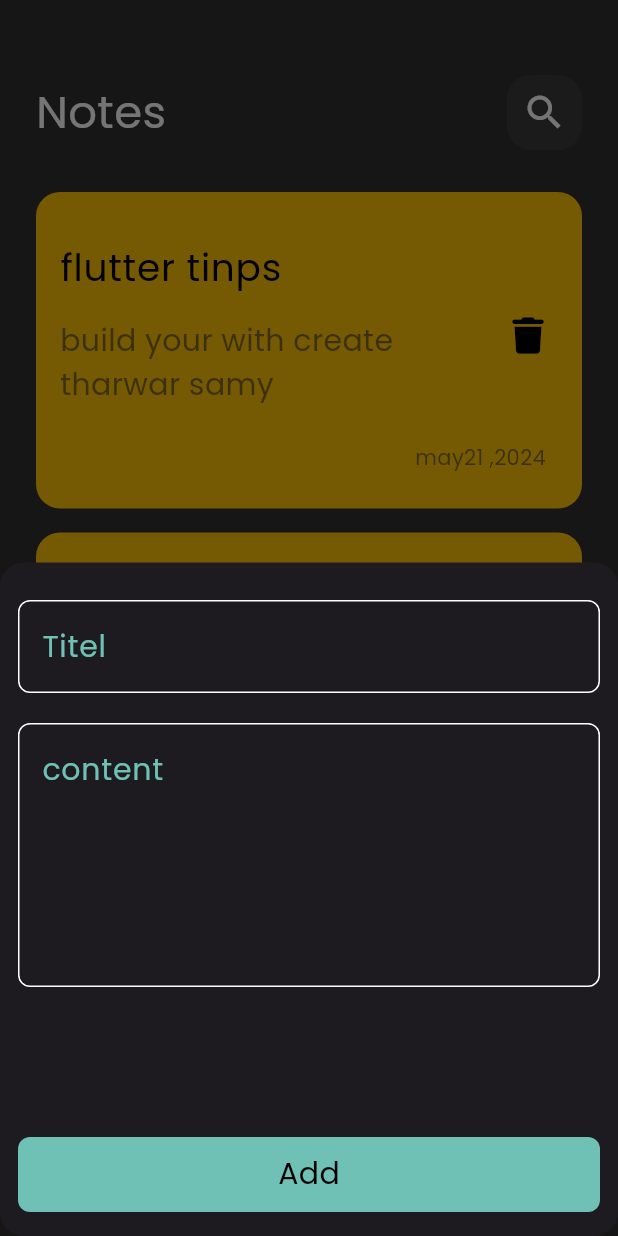
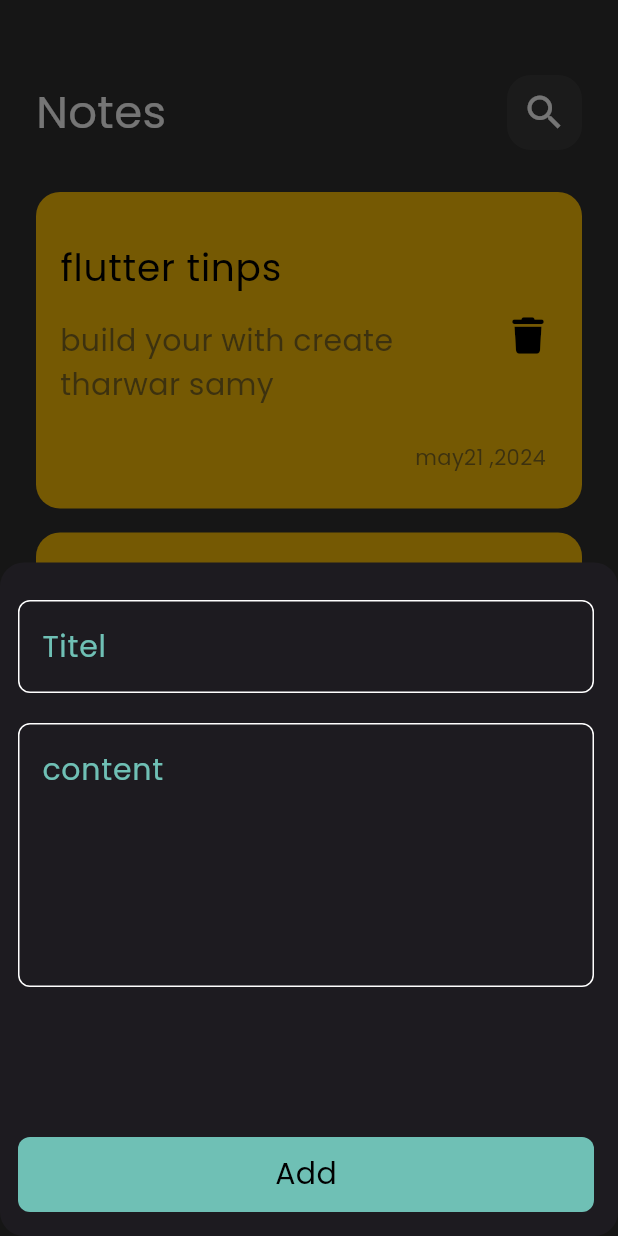
Before and after one commit to Belal-Karem/notes_app, a Flutter app: the screen it shows after launch, after a tap on the "add" icon, on a phone screen of 412 x 824 dp. Run offline on Flutter 3.47's test engine with Material 3 defaults, Android fonts, the phone set to English and light mode, and no system bars; our stand-ins replace bloc, flutter_bloc, font_awesome_flutter, hive, hive_flutter; accounts and stored records are empty.

Commit message:
create note state

```diff
--- a/lib/views/notes_view.dart
+++ b/lib/views/notes_view.dart
@@ -12,6 +12,7 @@ class NotesView extends StatelessWidget {
       floatingActionButton: FloatingActionButton(
         onPressed: () {
           showModalBottomSheet(
+            isScrollControlled: true,
             shape: RoundedRectangleBorder(
               borderRadius: BorderRadius.circular(16),
             ),
--- a/lib/views/widgets/add_note_bottom_sheet.dart
+++ b/lib/views/widgets/add_note_bottom_sheet.dart
@@ -1,6 +1,5 @@
 import 'package:flutter/material.dart';
 import 'package:flutter_bloc/flutter_bloc.dart';
-import 'package:modal_progress_hud_nsn/modal_progress_hud_nsn.dart';
 import 'package:notes_app/add_note_cubits/cubit/add_note_cubit.dart';
 import 'package:notes_app/helper/show_snack_bar.dart';
 import 'package:notes_app/views/widgets/add_note_form.dart';
@@ -25,7 +24,11 @@ class AddNoteBottomSheet extends StatelessWidget {
           return AbsorbPointer(
             absorbing: state is AddNoteLoding ? true : false,
             child: Padding(
-              padding: const EdgeInsets.symmetric(horizontal: 12),
+              padding: EdgeInsets.only(
+                left: 12,
+                right: 16,
+                bottom: MediaQuery.of(context).viewInsets.bottom,
+              ),
               child: const SingleChildScrollView(child: const addnoteform()),
             ),
           );
```
Also changed, not shown: lib/note_cubit/cubit/notes_cubit.dart (added, +9 -0 lines), lib/note_cubit/cubit/notes_state.dart (added, +20 -0 lines).
